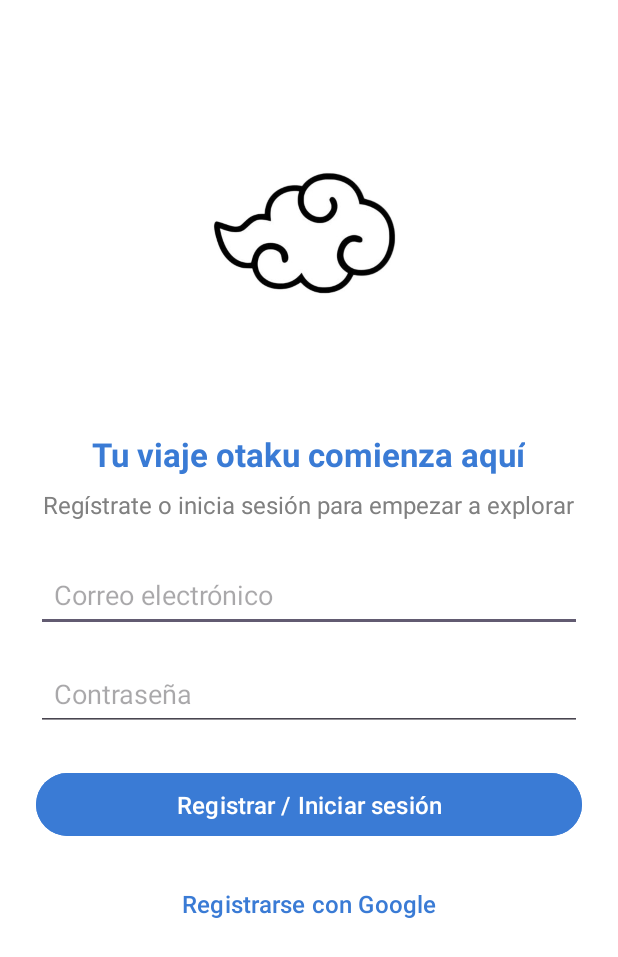
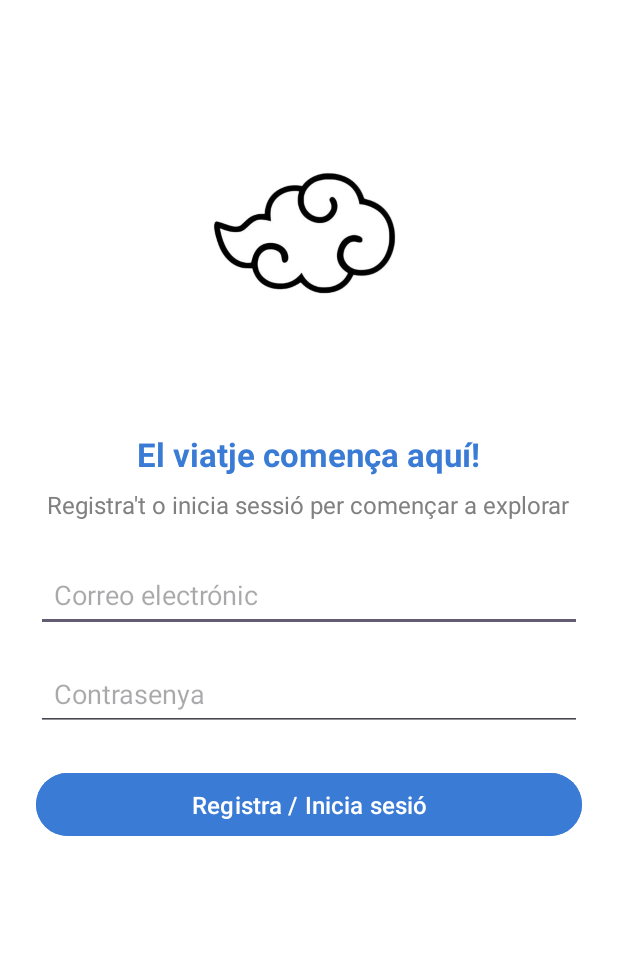
Before and after one commit to ycazalla1/0489_RA2_PT2_3_AppFunnelB2C_Andrea_Yamila, an Android app: the MainActivity3 screen opened directly, with no data from a screen before it, on a phone screen of 412 x 824 dp. Shown: the top 957 px of the screen. Run offline under Robolectric (Android 15) with nearby library versions, the phone set to English and light mode, and no system bars.

Commit message:
Ajustar todo, creo que esta

```diff
--- a/app/src/main/java/com/example/a0489_ra2_pt2_3_appfunnelb2c_andrea_yamila/MainActivity3.java
+++ b/app/src/main/java/com/example/a0489_ra2_pt2_3_appfunnelb2c_andrea_yamila/MainActivity3.java
@@ -1,10 +1,12 @@
 package com.example.a0489_ra2_pt2_3_appfunnelb2c_andrea_yamila;
 
 import android.content.Intent;
+import android.content.SharedPreferences;
 import android.os.Bundle;
 import android.view.View;
 import android.widget.Button;
 import android.widget.EditText;
+import android.widget.Toast;
 
 import androidx.activity.EdgeToEdge;
 import androidx.appcompat.app.AppCompatActivity;
@@ -15,7 +17,7 @@ import androidx.core.view.WindowInsetsCompat;
 public class MainActivity3 extends AppCompatActivity {
 
     private EditText emailInput, passwordInput;
-    private Button btnRegisterLogin, btnGoogle;
+    private Button btnRegisterLogin;
 
     @Override
     protected void onCreate(Bundle savedInstanceState) {
@@ -25,24 +27,31 @@ public class MainActivity3 extends AppCompatActivity {
         emailInput = findViewById(R.id.email_input);
         passwordInput = findViewById(R.id.password_input);
         btnRegisterLogin = findViewById(R.id.btn_register_login);
-        btnGoogle = findViewById(R.id.btn_google);
+
+        // Cargar datos guardados si existen
+        SharedPreferences preferences = getSharedPreferences("user_data", MODE_PRIVATE);
+        String savedEmail = preferences.getString("email", "");
+        String savedPassword = preferences.getString("password", "");
+
+        emailInput.setText(savedEmail);
+        passwordInput.setText(savedPassword);
 
         // Acción del botón registrar / iniciar sesión
         btnRegisterLogin.setOnClickListener(new View.OnClickListener() {
             @Override
             public void onClick(View view) {
-                // Aquí puedes validar email y contraseña
-                // Por ahora vamos a la pantalla Home
-                Intent intent = new Intent(MainActivity3.this, MainActivity4.class);
-                startActivity(intent);
-            }
-        });
+                String email = emailInput.getText().toString();
+                String password = passwordInput.getText().toString();
 
-        // Acción del botón Google
-        btnGoogle.setOnClickListener(new View.OnClickListener() {
-            @Override
-            public void onClick(View view) {
-                // Lógica para login con Google (puedes integrar Firebase Auth)
+                // Guardar los datos en SharedPreferences
+                SharedPreferences.Editor editor = preferences.edit();
+                editor.putString("email", email);
+                editor.putString("password", password);
+                editor.apply();
+
+                Toast.makeText(MainActivity3.this, "Datos guardados correctamente", Toast.LENGTH_SHORT).show();
+
+                // Ir a la pantalla Home
                 Intent intent = new Intent(MainActivity3.this, MainActivity4.class);
                 startActivity(intent);
             }
--- a/app/src/main/res/layout/activity_main3.xml
+++ b/app/src/main/res/layout/activity_main3.xml
@@ -26,7 +26,7 @@
             android:id="@+id/register_title"
             android:layout_width="wrap_content"
             android:layout_height="wrap_content"
-            android:text="Tu viaje otaku comienza aquí"
+            android:text="El viatje comença aquí!"
             android:textColor="#3A7BD5"
             android:textSize="22sp"
             android:textStyle="bold"
@@ -38,7 +38,7 @@
             android:id="@+id/register_subtitle"
             android:layout_width="wrap_content"
             android:layout_height="wrap_content"
-            android:text="Regístrate o inicia sesión para empezar a explorar"
+            android:text="Registra't o inicia sessió per començar a explorar"
             android:textColor="#808080"
             android:textSize="16sp"
             android:layout_marginTop="8dp"
@@ -50,7 +50,7 @@
             android:layout_width="match_parent"
             android:layout_height="50dp"
             android:layout_marginTop="24dp"
-            android:hint="Correo electrónico"
+            android:hint="Correo electrónic"
             android:padding="12dp"
 />
 
@@ -60,7 +60,7 @@
             android:layout_width="match_parent"
             android:layout_height="50dp"
             android:layout_marginTop="16dp"
-            android:hint="Contraseña"
+            android:hint="Contrasenya"
             android:padding="12dp"
 
             android:inputType="textPassword"/>
@@ -70,22 +70,10 @@
             android:id="@+id/btn_register_login"
             android:layout_width="match_parent"
             android:layout_height="50dp"
-            android:text="Registrar / Iniciar sesión"
+            android:text="Registra / Inicia sesió"
             android:textSize="16sp"
             android:textColor="#FFFFFF"
             android:backgroundTint="#3A7BD5"
             android:layout_marginTop="24dp"/>
-
-        <!-- Opción de registro rápido (Google) -->
-        <Button
-            android:id="@+id/btn_google"
-            android:layout_width="match_parent"
-            android:layout_height="50dp"
-            android:text="Registrarse con Google"
-            android:textSize="16sp"
-            android:textColor="#3A7BD5"
-            android:backgroundTint="#FFFFFF"
-            android:layout_marginTop="16dp" />
-
     </LinearLayout>
 </ScrollView>
```
Also changed, not shown: app/src/main/java/com/example/a0489_ra2_pt2_3_appfunnelb2c_andrea_yamila/MainActivity4.java (+34 -19 lines), app/src/main/res/layout/activity_main4.xml (+4 -4 lines).
